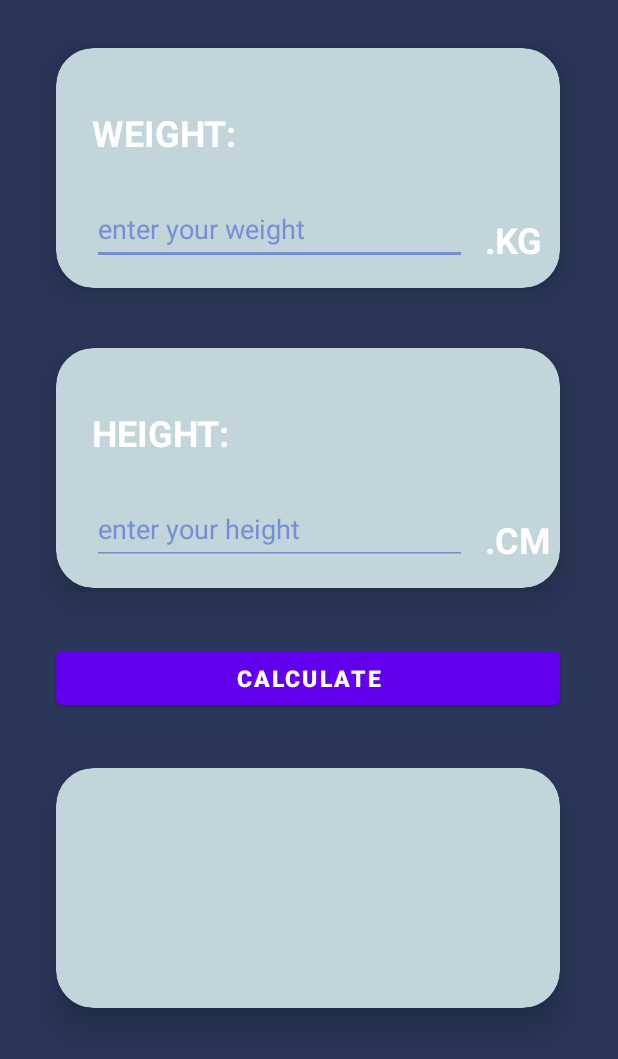
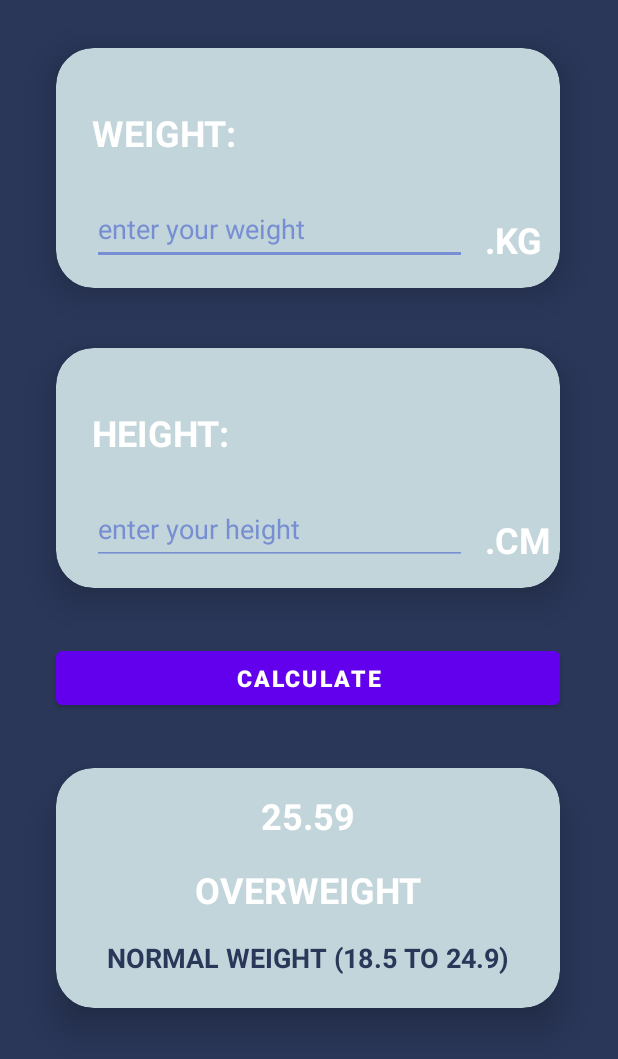
Before and after one commit to einstein-john/BMI_calculator, an Android app: the layout activity_main.xml on its own in the app's theme, with its tools: preview values and no code run, on a phone screen of 412 x 824 dp. Shown: the top 1059 px of the screen. Run offline under Robolectric (Android 15) with nearby library versions, the phone set to English and light mode, and no system bars.

Commit message:
almost finished

```diff
--- a/app/src/main/res/layout/activity_main.xml
+++ b/app/src/main/res/layout/activity_main.xml
@@ -163,7 +163,8 @@
         app:layout_constraintEnd_toEndOf="parent"
         app:layout_constraintHorizontal_bias="0.493"
         app:layout_constraintStart_toStartOf="parent"
-        app:layout_constraintTop_toBottomOf="@+id/CVHeight" />
+        app:layout_constraintTop_toBottomOf="@+id/CVHeight"
+        android:onClick="setStatus"/>
 
     <androidx.cardview.widget.CardView
         android:id="@+id/CVResult"
@@ -190,9 +191,41 @@
             <TextView
                 android:id="@+id/txtResult"
                 android:layout_width="match_parent"
-                android:layout_height="wrap_content"
+                android:layout_height="48dp"
                 android:layout_marginTop="15dp"
-                android:textAlignment="center"/>
+                android:textAlignment="center"
+                android:text="25.59"
+                android:textAllCaps="true"
+                android:textColor="@color/white"
+                android:textSize="24sp"
+                android:textStyle="bold"
+                />
+
+            <TextView
+                android:id="@+id/txtWeightStatus"
+                android:layout_width="match_parent"
+                android:layout_height="48dp"
+                android:layout_marginTop="1dp"
+                android:textAlignment="center"
+                android:text="Overweight"
+                android:textAllCaps="true"
+                android:textColor="@color/white"
+                android:textSize="24sp"
+                android:textStyle="bold"
+                />
+
+            <TextView
+                android:id="@+id/txtMessage"
+                android:layout_width="match_parent"
+                android:layout_height="48dp"
+                android:layout_marginTop="1dp"
+                android:textAlignment="center"
+                android:text="normal weight (18.5 to 24.9)"
+                android:textAllCaps="true"
+                android:textColor="@color/background"
+                android:textSize="18sp"
+                android:textStyle="bold"
+                />
         </LinearLayout>
     </androidx.cardview.widget.CardView>
 
--- a/app/src/main/res/values/colors.xml
+++ b/app/src/main/res/values/colors.xml
@@ -11,4 +11,7 @@
     <color name="accent">#c2d5db</color>
     <color name="background">#2A3759</color>
     <color name="secondary">#778FD2</color>
+    <color name="red">#980804</color>
+    <color name="green">#3d7c4d</color>
+    <color name="yellow">#ffd966</color>
 </resources>
```
Also changed, not shown: app/build.gradle (+5 -2 lines), app/src/main/java/com/example/bmicalculator/MainActivity.kt (+55 -1 lines).
